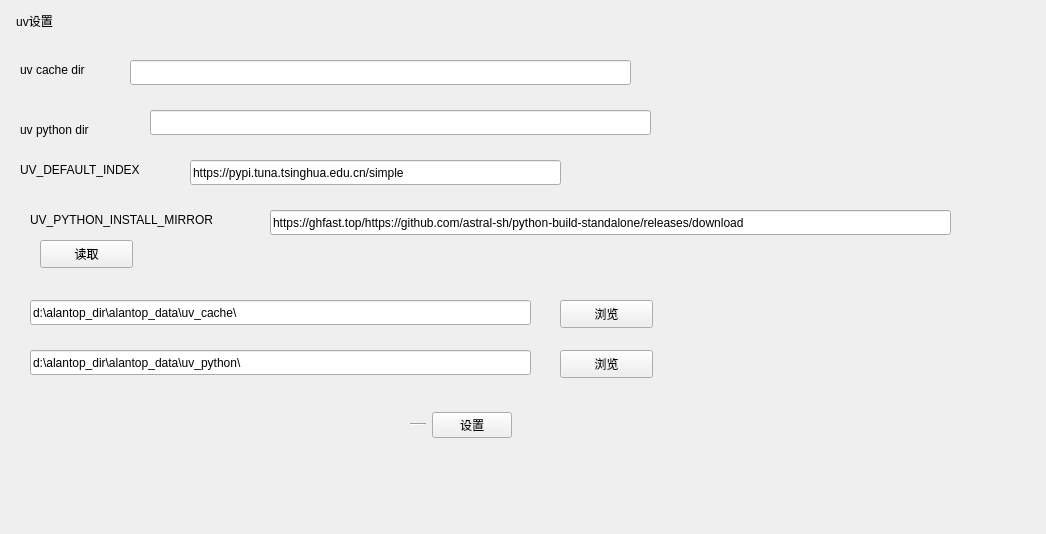
Before: the Qt Designer form uv.ui in alantop0720/alantop_config, drawn with Qt 5.
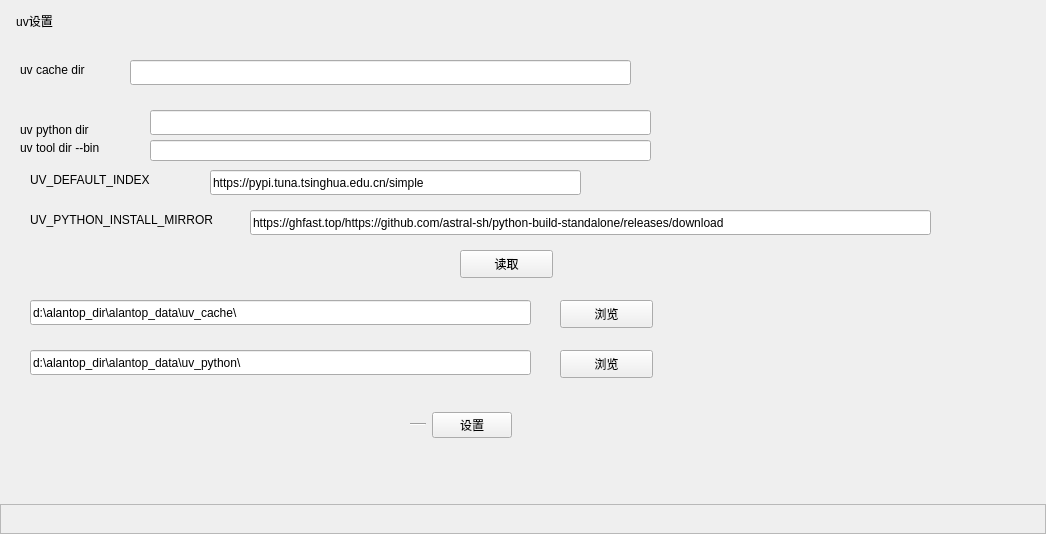
After: the same form once the commit is applied.

Commit message:
feat(uv setup): 新增环境变量设置状态反馈和工具目录显示
1.  重构setUserEnvVar函数，添加返回值判断设置是否成功
2.  新增批量检查环境变量设置结果，通过状态栏反馈操作结果
3.  添加tool_dir输入框和对应的uv命令调用
4.  调整UI布局，新增状态提示标签和工具目录配置项

The edit to the form file:
```diff
--- a/uv.ui
+++ b/uv.ui
@@ -130,8 +130,8 @@
   <widget class="QLineEdit" name="lineEdit_default_index">
    <property name="geometry">
     <rect>
-     <x>190</x>
-     <y>160</y>
+     <x>210</x>
+     <y>170</y>
      <width>371</width>
      <height>25</height>
     </rect>
@@ -143,8 +143,8 @@
   <widget class="QLabel" name="label_3">
    <property name="geometry">
     <rect>
-     <x>20</x>
-     <y>160</y>
+     <x>30</x>
+     <y>170</y>
      <width>201</width>
      <height>19</height>
     </rect>
@@ -156,7 +156,7 @@
   <widget class="QLineEdit" name="lineEdit_install_mirror">
    <property name="geometry">
     <rect>
-     <x>270</x>
+     <x>250</x>
      <y>210</y>
      <width>681</width>
      <height>25</height>
@@ -182,8 +182,8 @@
   <widget class="QPushButton" name="pushButton_read">
    <property name="geometry">
     <rect>
-     <x>40</x>
-     <y>240</y>
+     <x>460</x>
+     <y>250</y>
      <width>93</width>
      <height>28</height>
     </rect>
@@ -192,7 +192,7 @@
     <string>读取</string>
    </property>
   </widget>
-  <widget class="QWidget" name="">
+  <widget class="QWidget" name="layoutWidget">
    <property name="geometry">
     <rect>
      <x>410</x>
@@ -224,6 +224,48 @@
     </item>
    </layout>
   </widget>
+  <widget class="QLabel" name="statusLabel">
+   <property name="geometry">
+    <rect>
+     <x>0</x>
+     <y>504</y>
+     <width>1046</width>
+     <height>30</height>
+    </rect>
+   </property>
+   <property name="frameShape">
+    <enum>QFrame::StyledPanel</enum>
+   </property>
+   <property name="frameShadow">
+    <enum>QFrame::Sunken</enum>
+   </property>
+   <property name="text">
+    <string/>
+   </property>
+  </widget>
+  <widget class="QLabel" name="label_5">
+   <property name="geometry">
+    <rect>
+     <x>20</x>
+     <y>140</y>
+     <width>121</width>
+     <height>16</height>
+    </rect>
+   </property>
+   <property name="text">
+    <string>uv tool dir --bin</string>
+   </property>
+  </widget>
+  <widget class="QLineEdit" name="lineEdit_tool_dir">
+   <property name="geometry">
+    <rect>
+     <x>150</x>
+     <y>140</y>
+     <width>501</width>
+     <height>21</height>
+    </rect>
+   </property>
+  </widget>
  </widget>
  <resources/>
  <connections/>
```
The commit also changes 2 other files.
